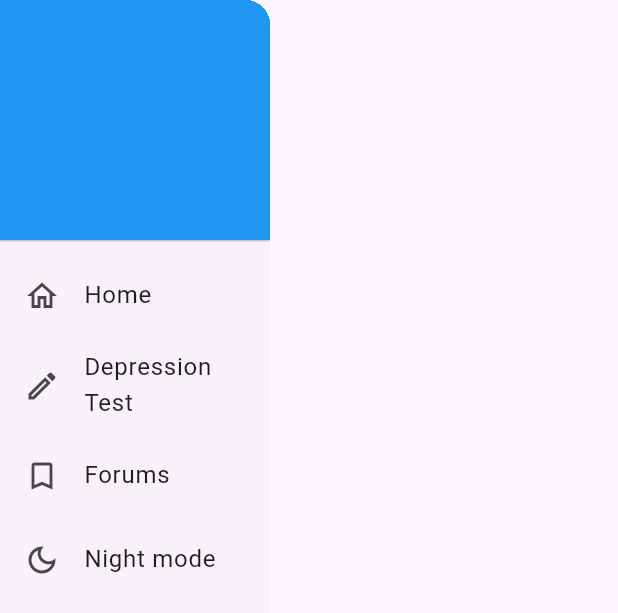
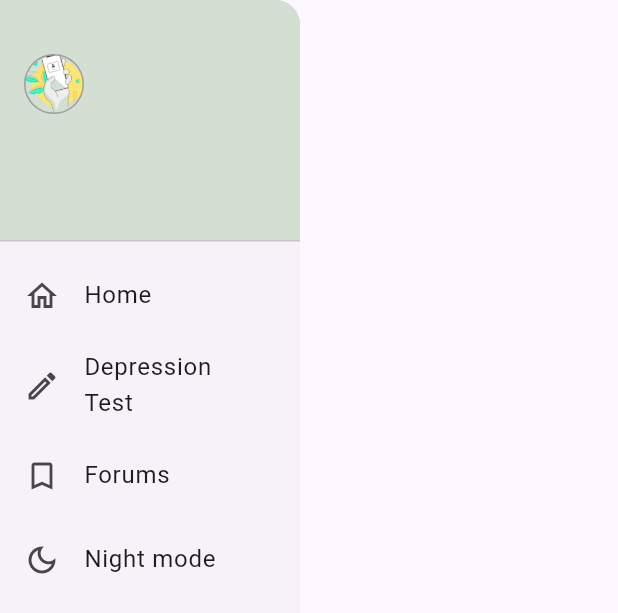
Before and after one commit to kareemezzat25/mentalhealth, a Flutter app: the CommonDrawer widget shown alone on an empty page, opened directly, on a phone screen of 412 x 824 dp. Shown: the top 613 px of the screen. Run offline on Flutter 3.47's test engine with Material 3 defaults, Android fonts, the phone set to English and light mode, and no system bars; our stand-ins replace animated_splash_screen, flutter_cache_manager, google_sign_in, shared_preferences; accounts and stored records are empty; network calls fail.

Commit message:
change in Drawer

```diff
--- a/lib/widgets/CommonDrawer.dart
+++ b/lib/widgets/CommonDrawer.dart
@@ -37,31 +37,57 @@ class _CommonDrawerState extends State<CommonDrawer> {
   @override
   Widget build(BuildContext context) {
     return Drawer(
-      width: 180,
+      width: 200,
       child: ListView(
         children: [
           DrawerHeader(
             decoration: BoxDecoration(
-              color: Colors.blue,
+              color: Color(0xffD2DFD2),
             ),
+            child: Padding(
+              padding: const EdgeInsets.symmetric(vertical:20),
+              child: Row(
+                crossAxisAlignment: CrossAxisAlignment.start,
+                children: [
+                  Container(
+                  width: 40,
+                  height: 40,
+                  decoration: BoxDecoration(
+                    borderRadius: BorderRadius.circular(40),
+                    border: Border.all(color: Colors.grey, style: BorderStyle.solid),
+                    image: const DecorationImage(
+                      image: AssetImage('assets/images/Illustration.png'),
+                      fit: BoxFit.cover,
+                    ),
+                  ),
+                ),SizedBox(width: 10),
+                  Expanded(
                     child: Column(
                     crossAxisAlignment: CrossAxisAlignment.start,
                     children: [
-                Text(
+                      Flexible(
+                        child: Text(
                           userName,
                           style: TextStyle(
-                    color: Colors.white,
+                            color: Colors.black,
                             fontSize: 18,
                           ),
                         ),
-                Text(
+                      ),
+                      SizedBox(height: 2,),
+                      Flexible(
+                        child: Text(
                           userEmail,
                           style: TextStyle(
-                    color: Colors.white,
+                            color: Colors.black,
                             fontSize: 14,
                           ),
                         ),
+                      ),
                     ],
+                                    ),
+                  ),
+                      ]),
             ),
           ),
           const ListTile(
```
Also changed, not shown: lib/views/PostComment.dart (+10 -6 lines), lib/views/login.dart (+52 -3 lines). Lines whose indentation alone changed are shown as unchanged.
